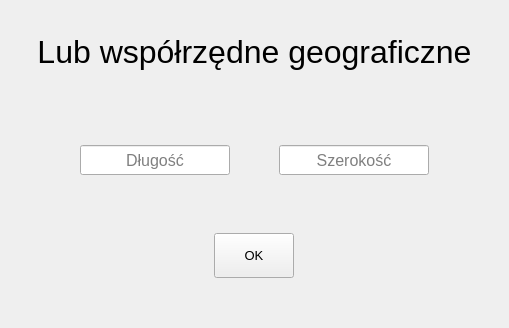
Old version of the form location.ui in the repository szykol/pygoda; both pictures show x 157 to 666 and y 297 to 625 of the 823 by 625 pixel window.
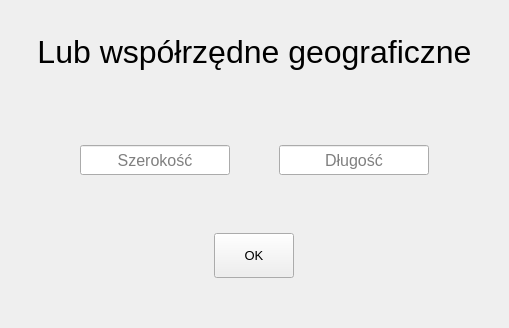
New version of the form.

Patch:
```diff
--- a/location.ui
+++ b/location.ui
@@ -156,7 +156,7 @@
         <set>Qt::AlignCenter</set>
        </property>
        <property name="placeholderText">
-        <string>Długość</string>
+        <string>Szerokość</string>
        </property>
       </widget>
      </item>
@@ -183,7 +183,7 @@
         <set>Qt::AlignCenter</set>
        </property>
        <property name="placeholderText">
-        <string>Szerokość</string>
+        <string>Długość</string>
        </property>
       </widget>
      </item>
```
Left out of the diff: 6 changed lines with no effect on the pictures.
